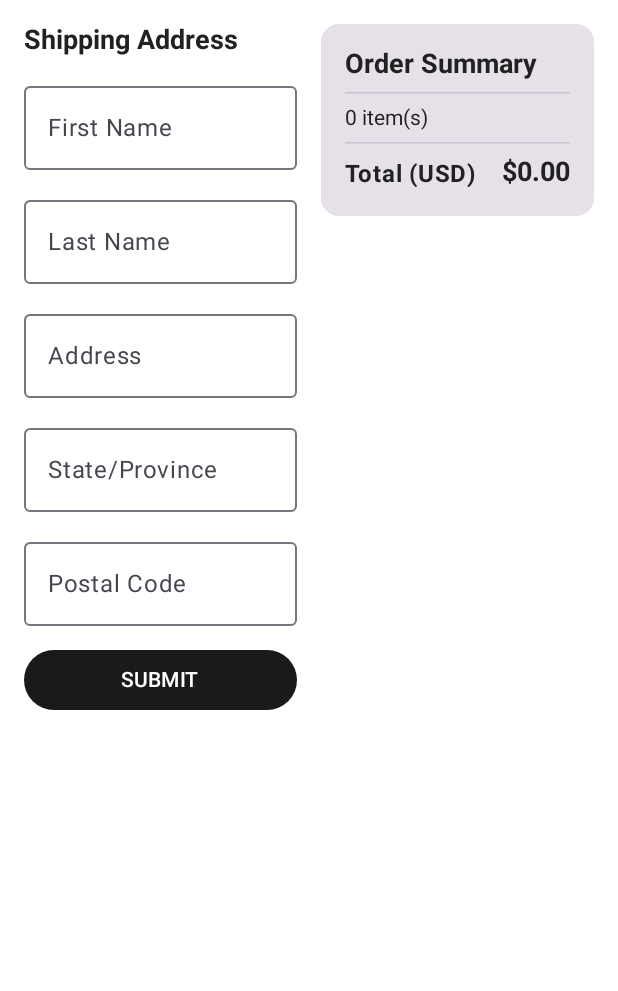
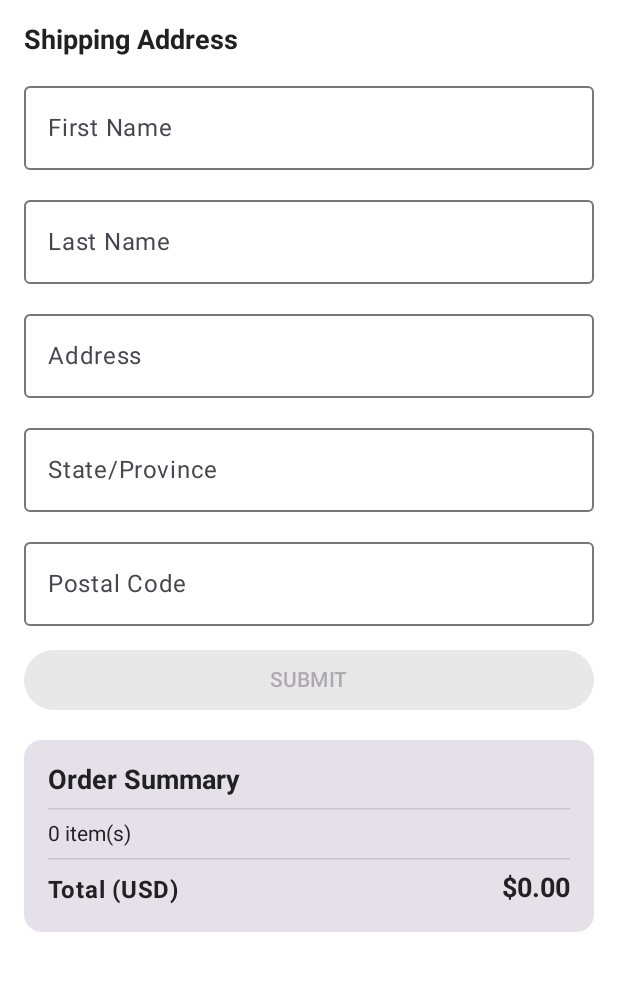
Before and after one commit to didiercolo/maestro-testing, an Android app built with Jetpack Compose: the CheckoutScreen screen opened through its navigation route, on a phone screen of 412 x 824 dp, the part 96-1087 px from its top. Run offline under Robolectric (Android 15) with nearby library versions, the phone set to English and light mode, and no system bars.

Commit message:
fix: address final review findings
- Add ResponsiveTwoPane: checkout and confirmation stack on phones, two-pane on tablets
- Disable SUBMIT when the cart is empty
- Back press on confirmation behaves like Continue Shopping (clears cart)
- Navigate before clearing cart on Continue Shopping to avoid flash
- Show "Added to cart" snackbar from the product list
- Add "Default" option to the sort menu

Co-Authored-By: Claude Fable 5.1 <noreply@anthropic.com>

```diff
--- a/app/src/main/java/com/example/stackdemo/navigation/AppNavGraph.kt
+++ b/app/src/main/java/com/example/stackdemo/navigation/AppNavGraph.kt
@@ -84,10 +84,10 @@ fun AppNavGraph(
                 orderNumber        = orderNumber,
                 cartViewModel      = cartViewModel,
                 onContinueShopping = {
-                    cartViewModel.clear()
                     navController.navigate(Routes.PRODUCT_LIST) {
                         popUpTo(Routes.PRODUCT_LIST) { inclusive = true }
                     }
+                    cartViewModel.clear()
                 }
             )
         }
--- a/app/src/main/java/com/example/stackdemo/ui/checkout/CheckoutScreen.kt
+++ b/app/src/main/java/com/example/stackdemo/ui/checkout/CheckoutScreen.kt
@@ -1,8 +1,6 @@
 package com.example.stackdemo.ui.checkout
 
 import androidx.compose.foundation.layout.*
-import androidx.compose.foundation.rememberScrollState
-import androidx.compose.foundation.verticalScroll
 import androidx.compose.material3.*
 import androidx.compose.runtime.*
 import androidx.compose.ui.Modifier
@@ -13,6 +11,7 @@ import androidx.lifecycle.viewmodel.compose.viewModel
 import com.example.stackdemo.data.model.CartItem
 import com.example.stackdemo.data.model.Order
 import com.example.stackdemo.ui.cart.CartViewModel
+import com.example.stackdemo.ui.common.ResponsiveTwoPane
 import com.example.stackdemo.ui.theme.BStackDark
 import com.example.stackdemo.ui.theme.BStackWhite
 import java.util.Locale
@@ -32,17 +31,14 @@ fun CheckoutScreen(
             TopAppBar(title = { Text("StackDemo", fontWeight = FontWeight.Bold) })
         }
     ) { padding ->
-        Row(
+        ResponsiveTwoPane(
             modifier = Modifier
                 .fillMaxSize()
                 .padding(padding)
                 .padding(16.dp),
-            horizontalArrangement = Arrangement.spacedBy(16.dp)
-        ) {
+            first = { paneModifier ->
             Column(
-                modifier = Modifier
-                    .weight(1f)
-                    .verticalScroll(rememberScrollState()),
+                modifier = paneModifier,
                 verticalArrangement = Arrangement.spacedBy(12.dp)
             ) {
                 Text(
@@ -74,6 +70,7 @@ fun CheckoutScreen(
                             onOrderPlaced(order)
                         }
                     },
+                    enabled  = cartState.items.isNotEmpty(),
                     modifier = Modifier.fillMaxWidth(),
                     colors   = ButtonDefaults.buttonColors(
                         containerColor = BStackDark,
@@ -83,13 +80,15 @@ fun CheckoutScreen(
                     Text("SUBMIT")
                 }
             }
-
+            },
+            second = { paneModifier ->
             OrderSummaryCard(
                 items    = cartState.items,
                 total    = cartState.subtotal,
-                modifier = Modifier.weight(1f)
+                modifier = paneModifier
             )
-        }
+            }
+        )
     }
 }
 
--- /dev/null
+++ b/app/src/main/java/com/example/stackdemo/ui/common/ResponsiveTwoPane.kt
@@ -0,0 +1,49 @@
+package com.example.stackdemo.ui.common
+
+import androidx.compose.foundation.layout.Arrangement
+import androidx.compose.foundation.layout.BoxWithConstraints
+import androidx.compose.foundation.layout.Column
+import androidx.compose.foundation.layout.Row
+import androidx.compose.foundation.layout.fillMaxSize
+import androidx.compose.foundation.layout.fillMaxWidth
+import androidx.compose.foundation.rememberScrollState
+import androidx.compose.foundation.verticalScroll
+import androidx.compose.runtime.Composable
+import androidx.compose.ui.Modifier
+import androidx.compose.ui.unit.dp
+
+/** Width below which the two panes stack vertically instead of sitting side by side. */
+private val COMPACT_MAX_WIDTH = 600.dp
+
+/**
+ * Lays out [first] and [second] side by side on wide screens and stacked (scrollable)
+ * on compact ones. Each pane receives the [Modifier] it should apply to its root.
+ */
+@Composable
+fun ResponsiveTwoPane(
+    modifier: Modifier = Modifier,
+    first: @Composable (Modifier) -> Unit,
+    second: @Composable (Modifier) -> Unit
+) {
+    BoxWithConstraints(modifier = modifier) {
+        if (maxWidth < COMPACT_MAX_WIDTH) {
+            Column(
+                modifier = Modifier
+                    .fillMaxSize()
+                    .verticalScroll(rememberScrollState()),
+                verticalArrangement = Arrangement.spacedBy(16.dp)
+            ) {
+                first(Modifier.fillMaxWidth())
+                second(Modifier.fillMaxWidth())
+            }
+        } else {
+            Row(
+                modifier = Modifier.fillMaxSize(),
+                horizontalArrangement = Arrangement.spacedBy(16.dp)
+            ) {
+                first(Modifier.weight(1f).verticalScroll(rememberScrollState()))
+                second(Modifier.weight(1f))
+            }
+        }
+    }
+}
--- a/app/src/main/java/com/example/stackdemo/ui/productlist/ProductListScreen.kt
+++ b/app/src/main/java/com/example/stackdemo/ui/productlist/ProductListScreen.kt
@@ -27,6 +27,7 @@ import com.example.stackdemo.data.model.Product
 import com.example.stackdemo.ui.cart.CartViewModel
 import com.example.stackdemo.ui.theme.BStackDark
 import com.example.stackdemo.ui.theme.BStackYellow
+import kotlinx.coroutines.launch
 import java.util.Locale
 
 @OptIn(ExperimentalMaterial3Api::class)
@@ -43,8 +44,11 @@ fun ProductListScreen(
     val uiState   by viewModel.uiState.collectAsStateWithLifecycle()
     val cartState by cartViewModel.uiState.collectAsStateWithLifecycle()
     var sortExpanded by remember { mutableStateOf(false) }
+    val snackbarHostState = remember { SnackbarHostState() }
+    val scope = rememberCoroutineScope()
 
     Scaffold(
+        snackbarHost = { SnackbarHost(snackbarHostState) },
         topBar = {
             TopAppBar(
                 title = {
@@ -100,6 +104,10 @@ fun ProductListScreen(
                     }
                     DropdownMenu(expanded = sortExpanded, onDismissRequest = { sortExpanded = false }) {
                         DropdownMenuItem(
+                            text = { Text("Default") },
+                            onClick = { viewModel.setSortOrder(SortOrder.DEFAULT); sortExpanded = false }
+                        )
+                        DropdownMenuItem(
                             text = { Text("Price: Low → High") },
                             onClick = { viewModel.setSortOrder(SortOrder.PRICE_LOW_HIGH); sortExpanded = false }
                         )
@@ -124,7 +132,13 @@ fun ProductListScreen(
                         ProductCard(
                             product     = product,
                             onCardClick = { onProductClick(product.id) },
-                            onAddToCart = { cartViewModel.addProduct(product) }
+                            onAddToCart = {
+                                cartViewModel.addProduct(product)
+                                scope.launch {
+                                    snackbarHostState.currentSnackbarData?.dismiss()
+                                    snackbarHostState.showSnackbar("Added to cart")
+                                }
+                            }
                         )
                     }
                 }
```
Also changed, not shown: app/src/main/java/com/example/stackdemo/ui/confirmation/ConfirmationScreen.kt (+14 -7 lines).
